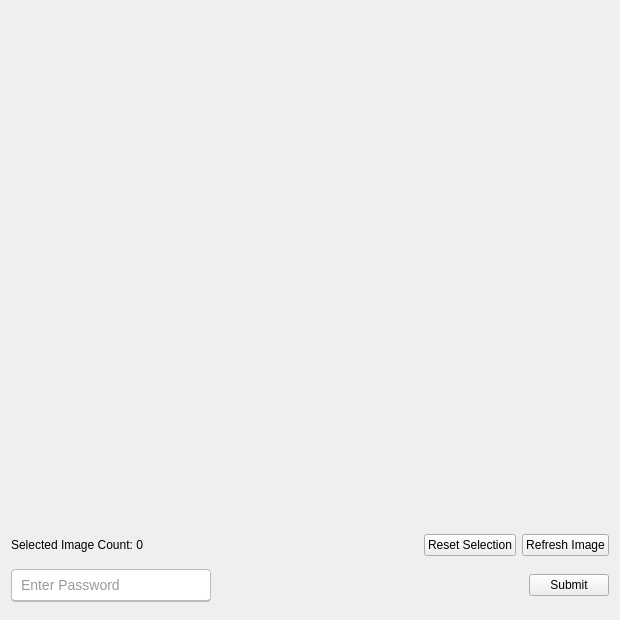
This is src/views/authenticate_views/image_password_view.ui in devforgely/MFA-Simulator as Qt 5 draws it before an edit. The edited form follows.
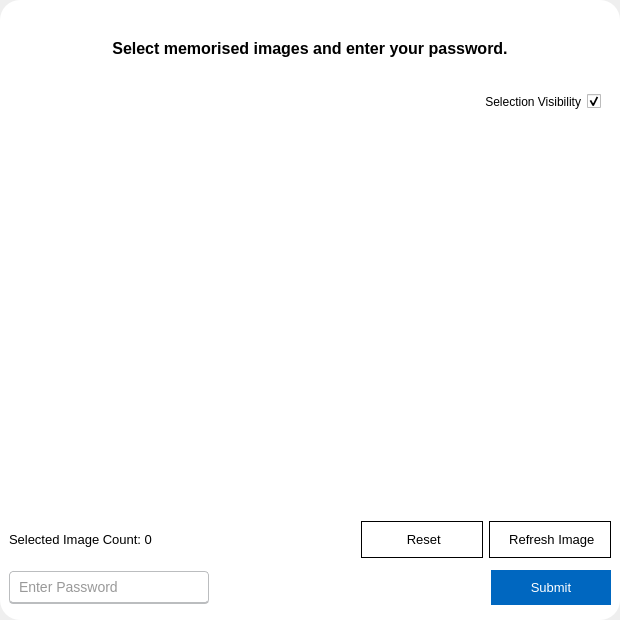
This is the edited form. Icons and pictures are not drawn.

The edit to the form file:
```diff
--- a/src/views/authenticate_views/image_password_view.ui
+++ b/src/views/authenticate_views/image_password_view.ui
@@ -20,7 +20,26 @@
    <string>Form</string>
   </property>
   <property name="styleSheet">
-   <string notr="true">QLineEdit {
+   <string notr="true">#frame {
+	background-color: white;
+	border-radius: 20px;
+}
+
+#form_title {
+	font-weight: 600;
+	font-size: 12pt;
+}
+
+#visible_check {
+	margin-right: 10px;
+}
+
+#select_lbl {
+	font-size: 10pt;
+	font-weight: 400;
+}
+
+QLineEdit {
 	height: 30px;
 	width: 200px;
   	margin: 7px 0;
@@ -35,9 +54,82 @@
 
 QLineEdit:focus {
 	border-color: #4070f4;
+}
+
+QPushButton {
+	font-size: 10pt;
+	font-weight: 400;
+	min-width: 100px;
+	height: 35px;
+	padding: 0px 10px;
+}
+
+#reset_btn, #refresh_btn {
+	color: black;
+	background-color: transparent;
+	border: 1px solid black;
+}
+
+#submit_btn {
+	color: white;
+	border: none;
+	background-color: #0067c0;
 }</string>
   </property>
   <layout class="QVBoxLayout" name="verticalLayout">
+   <property name="spacing">
+    <number>0</number>
+   </property>
+   <property name="leftMargin">
+    <number>0</number>
+   </property>
+   <property name="topMargin">
+    <number>0</number>
+   </property>
+   <property name="rightMargin">
+    <number>0</number>
+   </property>
+   <property name="bottomMargin">
+    <number>0</number>
+   </property>
+   <item>
+    <widget class="QFrame" name="frame">
+     <property name="frameShape">
+      <enum>QFrame::StyledPanel</enum>
+     </property>
+     <property name="frameShadow">
+      <enum>QFrame::Raised</enum>
+     </property>
+     <layout class="QVBoxLayout" name="verticalLayout_2">
+      <item>
+       <widget class="QLabel" name="form_title">
+        <property name="text">
+         <string>Select memorised images and enter your password.</string>
+        </property>
+        <property name="alignment">
+         <set>Qt::AlignCenter</set>
+        </property>
+        <property name="wordWrap">
+         <bool>true</bool>
+        </property>
+       </widget>
+      </item>
+      <item alignment="Qt::AlignLeft">
+       <widget class="QCheckBox" name="visible_check">
+        <property name="cursor">
+         <cursorShape>PointingHandCursor</cursorShape>
+        </property>
+        <property name="layoutDirection">
+         <enum>Qt::RightToLeft</enum>
+        </property>
+        <property name="text">
+         <string>Selection Visibility</string>
+        </property>
+        <property name="checked">
+         <bool>true</bool>
+        </property>
+       </widget>
+      </item>
    <item>
     <widget class="QFrame" name="image_view">
      <property name="minimumSize">
@@ -54,16 +146,16 @@
      </property>
      <layout class="QGridLayout" name="gridLayout" columnstretch="0">
       <property name="leftMargin">
-       <number>0</number>
+          <number>10</number>
       </property>
       <property name="topMargin">
-       <number>0</number>
+          <number>10</number>
       </property>
       <property name="rightMargin">
-       <number>0</number>
+          <number>10</number>
       </property>
       <property name="bottomMargin">
-       <number>0</number>
+          <number>10</number>
       </property>
       <property name="spacing">
        <number>5</number>
@@ -96,14 +188,22 @@
      <item>
       <widget class="QPushButton" name="reset_btn">
        <property name="text">
-        <string>Reset Selection</string>
+           <string> Reset</string>
+          </property>
+          <property name="icon">
+           <iconset>
+            <normaloff>../../resources/icons/trash-2.svg</normaloff>../../resources/icons/trash-2.svg</iconset>
        </property>
       </widget>
      </item>
      <item>
       <widget class="QPushButton" name="refresh_btn">
        <property name="text">
-        <string>Refresh Image</string>
+           <string> Refresh Image</string>
+          </property>
+          <property name="icon">
+           <iconset>
+            <normaloff>../../resources/icons/refresh-cw.svg</normaloff>../../resources/icons/refresh-cw.svg</iconset>
        </property>
       </widget>
      </item>
@@ -166,6 +266,9 @@
       </widget>
      </item>
     </layout>
+      </item>
+     </layout>
+    </widget>
    </item>
   </layout>
  </widget>
```
Left out of the diff: 9 changed lines with no effect on the pictures. Lines whose indentation alone changed are shown as unchanged.
